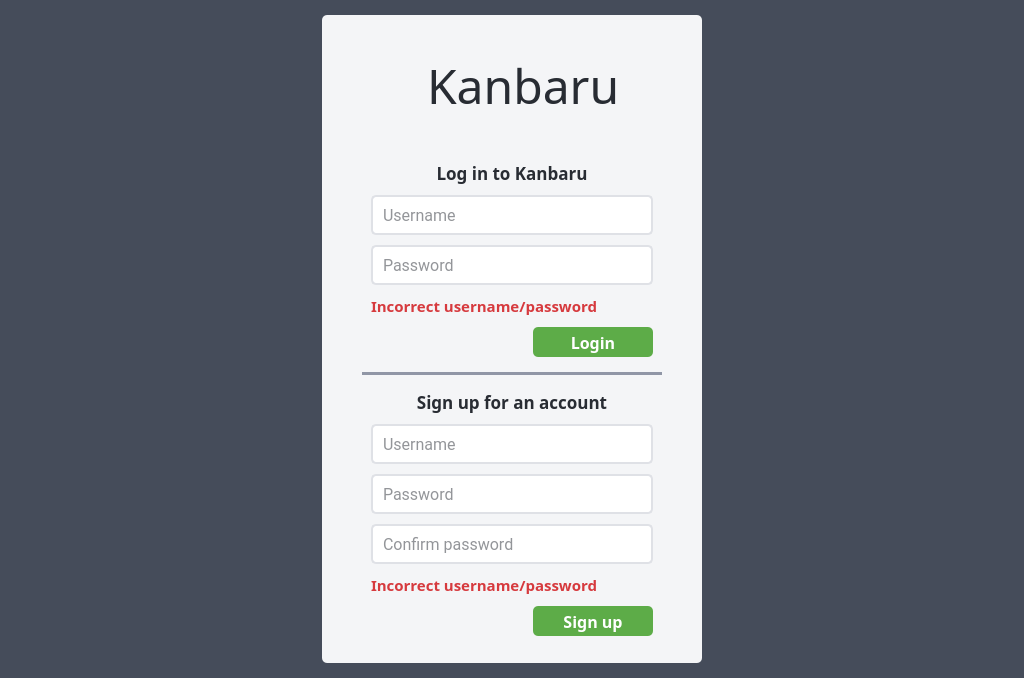
Before: the Qt Designer form src/ui/welcome.ui in dulapahv/Kanbaru, drawn with Qt 5.
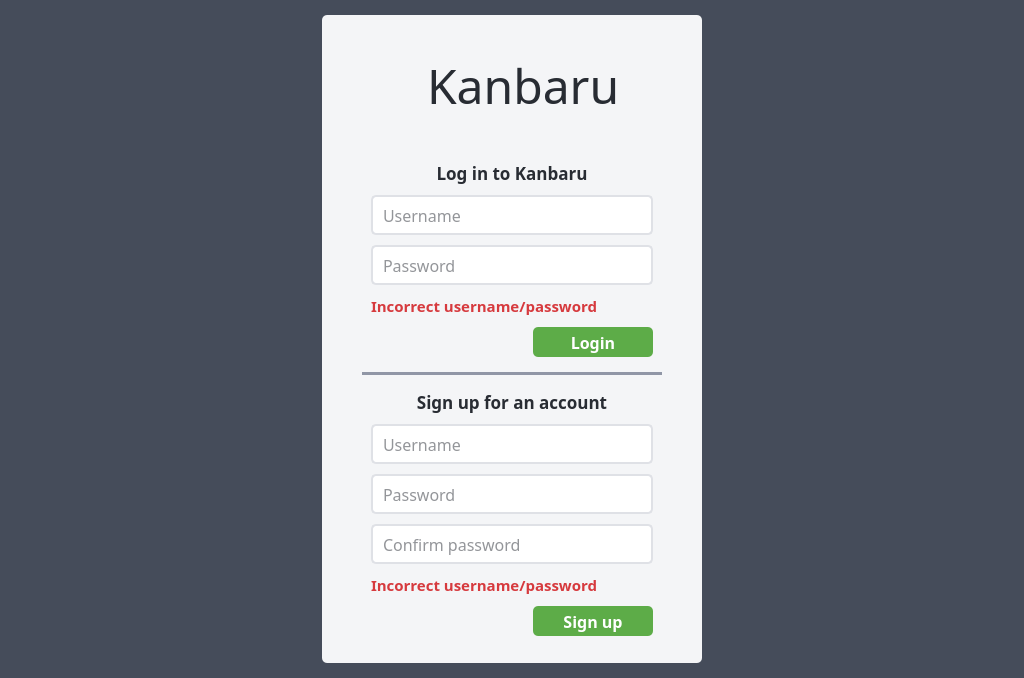
After: the same form once the commit is applied. Icons and pictures are not drawn.

What changed in the file:
```diff
--- a/src/ui/welcome.ui
+++ b/src/ui/welcome.ui
@@ -297,7 +297,7 @@
                       </property>
                       <property name="font">
                        <font>
-                        <family>Roboto</family>
+                        <family>Manrope Medium</family>
                         <pointsize>12</pointsize>
                        </font>
                       </property>
@@ -323,7 +323,7 @@
                       </property>
                       <property name="font">
                        <font>
-                        <family>Roboto</family>
+                        <family>Manrope Medium</family>
                         <pointsize>12</pointsize>
                        </font>
                       </property>
@@ -486,7 +486,7 @@
                       </property>
                       <property name="font">
                        <font>
-                        <family>Roboto</family>
+                        <family>Manrope Medium</family>
                         <pointsize>12</pointsize>
                        </font>
                       </property>
@@ -512,7 +512,7 @@
                       </property>
                       <property name="font">
                        <font>
-                        <family>Roboto</family>
+                        <family>Manrope Medium</family>
                         <pointsize>12</pointsize>
                        </font>
                       </property>
@@ -541,7 +541,7 @@
                       </property>
                       <property name="font">
                        <font>
-                        <family>Roboto</family>
+                        <family>Manrope Medium</family>
                         <pointsize>12</pointsize>
                        </font>
                       </property>
```
